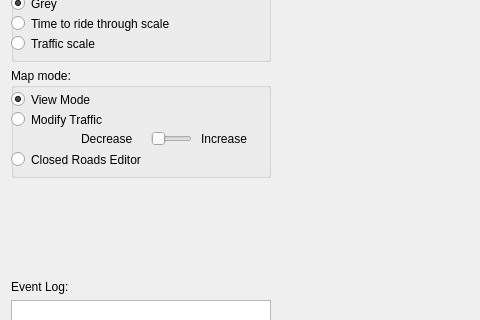
First picture: the form in src/icp/mainwindow.ui, repository hojkas/ICP, before the edit; both pictures show x 0 to 480 and y 277 to 597 of the 836 by 710 pixel window.
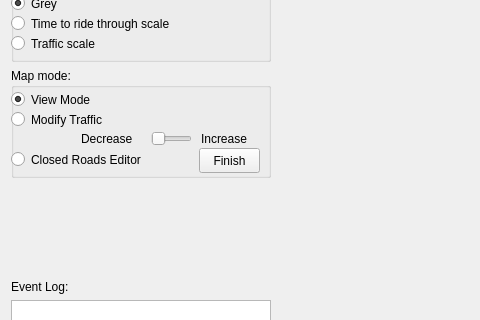
Second picture: the form after the edit. Custom widgets are drawn as their Qt base class.

Commit message: groundwork for closed streets ui

What changed in the file:
```diff
--- a/src/icp/mainwindow.ui
+++ b/src/icp/mainwindow.ui
@@ -368,6 +368,28 @@
           <string>Increase</string>
          </property>
         </widget>
+        <widget class="QPushButton" name="FinishButton">
+         <property name="enabled">
+          <bool>true</bool>
+         </property>
+         <property name="geometry">
+          <rect>
+           <x>188</x>
+           <y>80</y>
+           <width>61</width>
+           <height>25</height>
+          </rect>
+         </property>
+         <property name="text">
+          <string>Finish</string>
+         </property>
+         <property name="default">
+          <bool>false</bool>
+         </property>
+         <property name="flat">
+          <bool>false</bool>
+         </property>
+        </widget>
        </widget>
       </item>
       <item>
```
Left out of the diff: 52 changed lines with no effect on the pictures. The commit also changes 3 other files.
